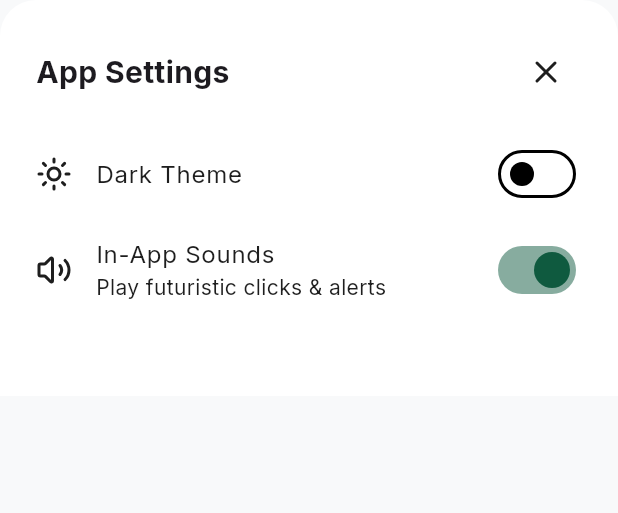
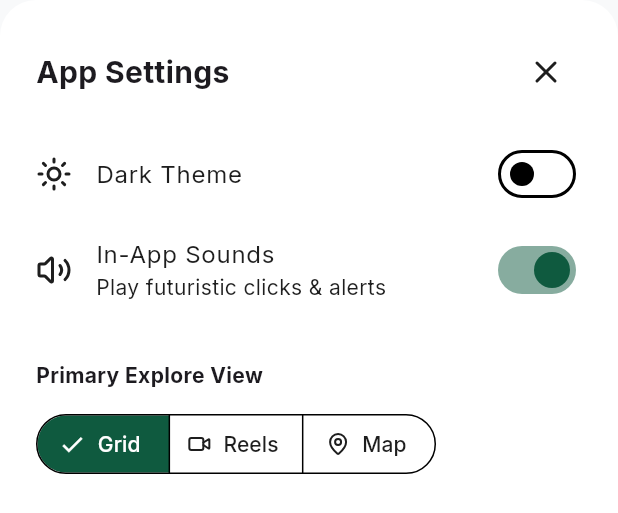
Before and after one commit to odufu/swiftspace, a Flutter app: the _AppSettingsModal widget shown alone on an empty page, opened directly, on a phone screen of 412 x 824 dp. Shown: the top 513 px of the screen. Run offline on Flutter 3.47's test engine with Material 3 defaults, Android fonts, the phone set to English and light mode, and no system bars; our stand-ins replace audioplayers, cached_network_image, chewie, confetti, connectivity_plus, dio and 13 more; missing offline and left inert: panorama_viewer; accounts and stored records are empty; network calls fail.

Commit message:
Refactor: Centralize map navigation and standardize Explore view preferences

```diff
--- a/lib/features/auth/presentation/pages/user_profile_screen.dart
+++ b/lib/features/auth/presentation/pages/user_profile_screen.dart
@@ -7,12 +7,12 @@ import 'package:swiftspace/core/services/audio_manager.dart';
 import 'package:swiftspace/core/di/injection_container.dart';
 import 'package:swiftspace/features/agent/presentation/pages/professional_dashboard_screen.dart';
 import 'package:swiftspace/features/auth/presentation/pages/agent_application_screen.dart';
-import 'package:swiftspace/features/auth/presentation/pages/admin_verification_screen.dart';
 import 'package:swiftspace/features/auth/presentation/pages/operations/operations_dashboard.dart';
 import 'package:swiftspace/features/auth/presentation/pages/splash_screen.dart';
 import 'package:swiftspace/features/auth/presentation/state/auth_provider.dart';
 import 'package:swiftspace/features/auth/presentation/pages/edit_profile_screen.dart';
 import 'package:swiftspace/features/auth/domain/models/user_profile.dart';
+import 'package:swiftspace/features/auth/presentation/state/user_preferences_provider.dart';
 
 class UserProfileScreen extends StatefulWidget {
   const UserProfileScreen({super.key});
@@ -398,6 +398,40 @@ class _AppSettingsModal extends StatelessWidget {
             contentPadding: EdgeInsets.zero,
           ),
           const SizedBox(height: 24),
+          const Text('Primary Explore View', style: TextStyle(fontWeight: FontWeight.bold, fontSize: 14)),
+          const SizedBox(height: 12),
+          Consumer<UserPreferencesProvider>(
+            builder: (context, prefs, _) {
+              return SegmentedButton<ExploreViewType>(
+                segments: const [
+                  ButtonSegment(
+                    value: ExploreViewType.grid,
+                    label: Text('Grid'),
+                    icon: Icon(LucideIcons.layoutGrid, size: 16),
+                  ),
+                  ButtonSegment(
+                    value: ExploreViewType.tiktok,
+                    label: Text('Reels'),
+                    icon: Icon(LucideIcons.video, size: 16),
+                  ),
+                  ButtonSegment(
+                    value: ExploreViewType.map,
+                    label: Text('Map'),
+                    icon: Icon(LucideIcons.mapPin, size: 16),
+                  ),
+                ],
+                selected: {prefs.preferredExploreView},
+                onSelectionChanged: (Set<ExploreViewType> newSelection) {
+                  prefs.setExploreView(newSelection.first);
+                },
+                style: SegmentedButton.styleFrom(
+                  selectedBackgroundColor: theme.colorScheme.primary,
+                  selectedForegroundColor: Colors.white,
+                ),
+              );
+            },
+          ),
+          const SizedBox(height: 24),
         ],
       ),
     );
--- a/lib/features/explore/presentation/pages/tiktok_explore_screen.dart
+++ b/lib/features/explore/presentation/pages/tiktok_explore_screen.dart
@@ -7,6 +7,7 @@ import 'package:swiftspace/features/property/domain/entities/property.dart';
 import 'package:swiftspace/features/property/presentation/state/property_provider.dart';
 import 'package:swiftspace/features/explore/presentation/state/favorites_provider.dart';
 import 'package:swiftspace/features/property/presentation/pages/property_details_screen.dart';
+import 'package:swiftspace/features/auth/presentation/state/user_preferences_provider.dart';
 import 'package:swiftspace/core/services/audio_manager.dart';
 import 'package:swiftspace/core/di/injection_container.dart';
 
--- a/lib/features/property/presentation/pages/property_details_screen.dart
+++ b/lib/features/property/presentation/pages/property_details_screen.dart
@@ -18,7 +18,7 @@ import 'package:swiftspace/features/chat/presentation/pages/chat_detail_screen.d
 import 'package:swiftspace/features/booking/presentation/pages/inspection_management_screen.dart';
 import 'package:swiftspace/features/booking/presentation/pages/property_management_screen.dart';
 import 'package:swiftspace/features/booking/domain/entities/commitment.dart';
-import 'package:swiftspace/features/property/presentation/pages/property_map_explorer_screen.dart';
+import 'package:swiftspace/features/explore/presentation/pages/map_explore_screen.dart';
 import 'package:swiftspace/core/constants/app_constants.dart';
 import 'dart:async';
 import 'package:swiftspace/core/utils/responsive.dart';
@@ -1471,19 +1471,23 @@ class _PropertyDetailsScreenState extends State<PropertyDetailsScreen> {
                 ),
               ),
             ),
-            FloatingActionButton(
-              heroTag: 'map_fab_${p.id}',
+            FloatingActionButton.extended(
+              heroTag: 'view_in_map_${p.id}',
               onPressed: () {
                 Navigator.push(
                   context,
                   MaterialPageRoute(
-                    builder: (_) => PropertyMapExplorerScreen(property: p),
+                    builder: (_) => MapExploreScreen(initialProperty: p),
                   ),
                 );
               },
-              backgroundColor: Colors.purple,
+              backgroundColor: theme.colorScheme.primary,
               foregroundColor: Colors.white,
-              child: const Icon(LucideIcons.map),
+              icon: const Icon(LucideIcons.map),
+              label: const Text(
+                'View in Map',
+                style: TextStyle(fontWeight: FontWeight.bold),
+              ),
             ),
           ],
         ),
```
Also changed, not shown: lib/features/explore/presentation/pages/grid_explore_screen.dart (+3 -13 lines), lib/features/explore/presentation/pages/map_explore_screen.dart (+33 -6 lines), lib/features/property/presentation/pages/property_map_explorer_screen.dart (deleted, +0 -121 lines).
